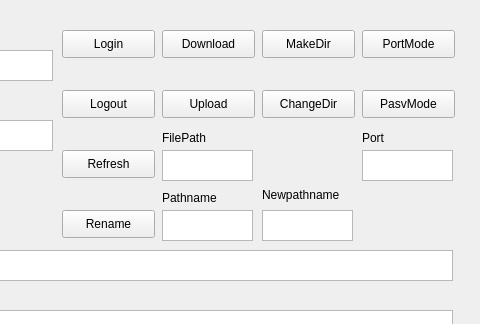
Before: the Qt Designer form client/mainwindow.ui in Spylft/FTP-server-client, drawn with Qt 5; both pictures show x 318 to 798 and y 0 to 324 of the 798 by 813 pixel window.
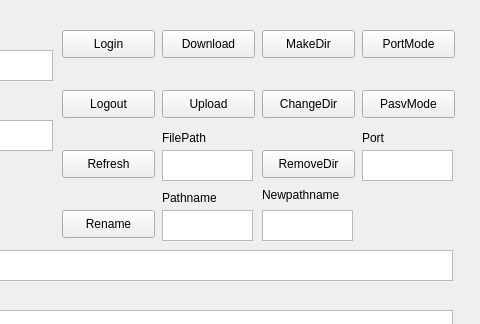
After: the same form once the commit is applied.

What changed in the file:
```diff
--- a/client/mainwindow.ui
+++ b/client/mainwindow.ui
@@ -437,6 +437,19 @@
     </rect>
    </property>
   </widget>
+  <widget class="QPushButton" name="Button_Removedir">
+   <property name="geometry">
+    <rect>
+     <x>580</x>
+     <y>150</y>
+     <width>93</width>
+     <height>28</height>
+    </rect>
+   </property>
+   <property name="text">
+    <string>RemoveDir</string>
+   </property>
+  </widget>
  </widget>
  <resources/>
  <connections/>
```
